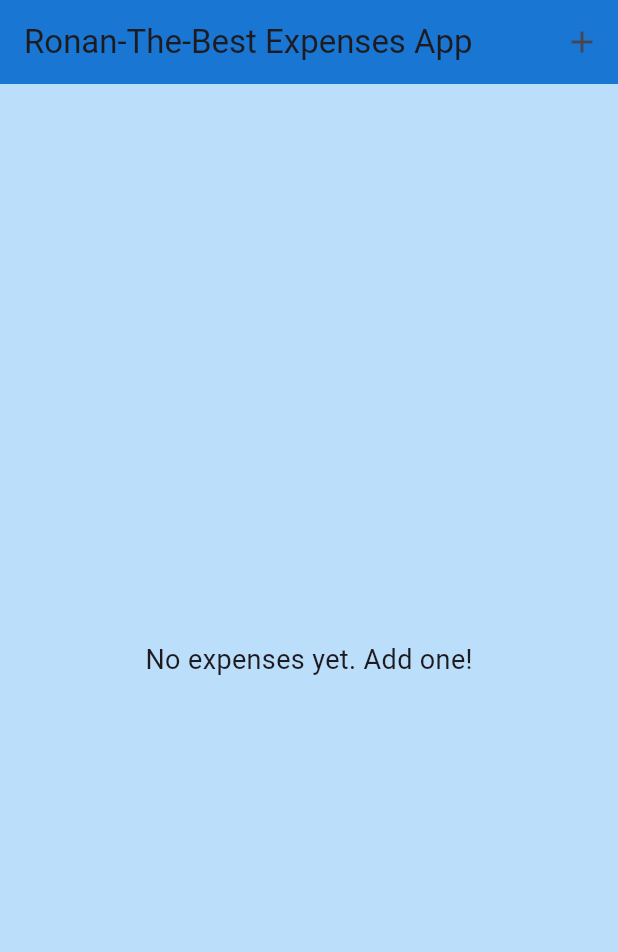
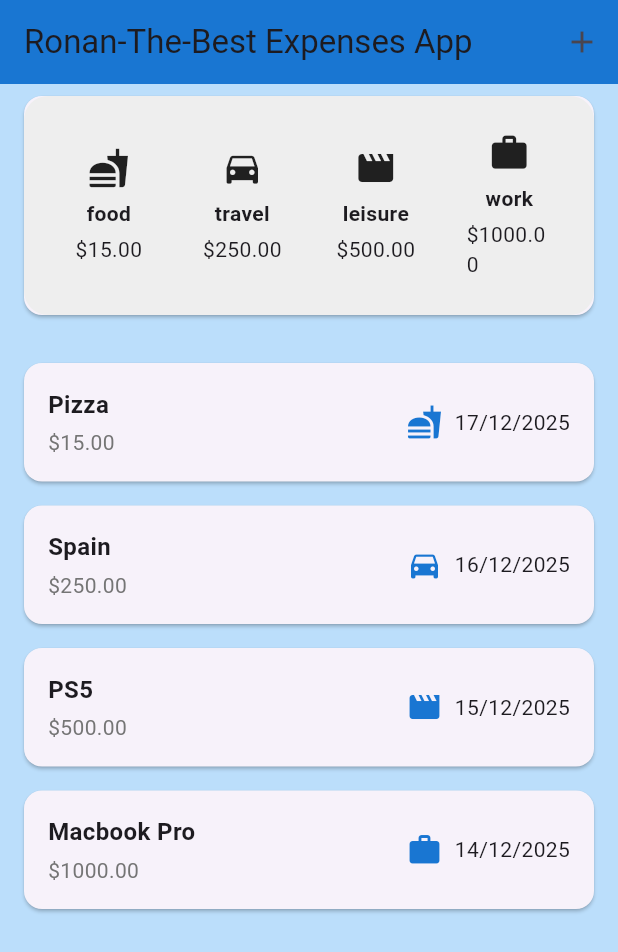
Before and after one commit to norakjed/Dart-Assignments, a Flutter app: the App screen opened directly, on a phone screen of 412 x 824 dp. Shown: the top 952 px of the screen. Run offline on Flutter 3.47's test engine with Material 3 defaults, Android fonts, the phone set to English and light mode, and no system bars.

Commit message:
Submitted assignment W10 expense Tracker

```diff
--- a/first_app/lib/Classwork/Expense_ronan/ui/app.dart
+++ b/first_app/lib/Classwork/Expense_ronan/ui/app.dart
@@ -1,7 +1,8 @@
 import 'package:flutter/material.dart';
 import '../models/expense.dart';
 import 'expenses/expense_form.dart';
-import 'expenses/expenses.dart';
+import 'expenses/expense_list.dart';
+import 'expenses/expense_category.dart';
 
 class App extends StatefulWidget {
   const App({super.key});
@@ -11,7 +12,33 @@ class App extends StatefulWidget {
 }
 
 class _AppState extends State<App> {
-  final List<Expense> _expenses = [];  // ← Store expenses here
+  final List<Expense> _expenses = [
+    Expense(
+      title: 'Pizza',
+      amount: 15.00,
+      date: DateTime.now().subtract(const Duration(days: 1)),
+      category: Category.food,
+    ),
+    Expense(
+      title: 'Spain',
+      amount: 250.00,
+      date: DateTime.now().subtract(const Duration(days: 2)),
+      category: Category.travel,
+    ),
+    Expense(
+      title: 'PS5',
+      amount: 500.00,
+      date: DateTime.now().subtract(const Duration(days: 3)),
+      category: Category.leisure,
+    ),
+    Expense(
+      title: 'Macbook Pro',
+      amount: 1000.00,
+      date: DateTime.now().subtract(const Duration(days: 4)),
+      category: Category.work,
+    ),
+  ];
+  //  Store expenses
 
   // Add new expense to the list
   void _addExpense(Expense newExpense) {
@@ -23,10 +50,30 @@ class _AppState extends State<App> {
   // Open the expense form modal
   void onAddClicked(BuildContext context) {
     showModalBottomSheet(
-      isScrollControlled: true,  // ← Allow keyboard to show properly
+      isScrollControlled: true, //  Allow keyboard to show properly
       context: context,
       builder: (ctx) => ExpenseForm(
-        onExpenseCreated: _addExpense,  // ← Pass callback
+        onExpenseCreated: _addExpense, //  Pass callback
+      ),
+    );
+  }
+
+  void _onExpenseDismissed(int index) {
+    final removedExpense = _expenses[index];
+    setState(() {
+      _expenses.removeAt(index);
+    });
+    ScaffoldMessenger.of(context).showSnackBar(
+      SnackBar(
+        content: const Text('Expense deleted'),
+        action: SnackBarAction(
+          label: 'Undo',
+          onPressed: () {
+            setState(() {
+              _expenses.insert(index, removedExpense);
+            });
+          },
+        ),
       ),
     );
   }
@@ -38,14 +85,25 @@ class _AppState extends State<App> {
       appBar: AppBar(
         actions: [
           IconButton(
-            onPressed: () => onAddClicked(context),  // ← Remove unnecessary {}
+            onPressed: () => onAddClicked(context),
             icon: const Icon(Icons.add),
           ),
         ],
         backgroundColor: Colors.blue[700],
         title: const Text('Ronan-The-Best Expenses App'),
       ),
-      body: ExpensesView(expenses: _expenses),  // ← Pass expenses
+      body: Column(
+        children: [
+          CategoryCardRow(expenses: _expenses),
+          const SizedBox(height: 16),
+          Expanded(
+            child: ExpensesList(
+              expenses: _expenses,
+              onDismissed: _onExpenseDismissed,
+            ),
+          ),
+        ],
+      ),
     );
   }
 }
--- /dev/null
+++ b/first_app/lib/Classwork/Expense_ronan/ui/expenses/expense_category.dart
@@ -0,0 +1,93 @@
+import 'package:flutter/material.dart';
+import '../../models/expense.dart';
+
+class ExpenseCategory extends StatelessWidget {
+  final Category category;
+  final double total;
+
+  const ExpenseCategory({
+    super.key,
+    required this.category,
+    required this.total,
+  });
+
+  IconData getIcon(Category category) {
+    switch (category) {
+      case Category.food:
+        return Icons.fastfood;
+      case Category.travel:
+        return Icons.directions_car;
+      case Category.leisure:
+        return Icons.movie;
+      case Category.work:
+        return Icons.work;
+    }
+  }
+
+  IconData get icon => getIcon(category);
+
+  @override
+  Widget build(BuildContext context) {
+    return Container(
+      padding: const EdgeInsets.all(12),
+      child: Column(
+        children: [
+          Icon(icon, size: 28),
+          const SizedBox(height: 6),
+          Text(
+            category.name,
+            style: const TextStyle(fontWeight: FontWeight.bold),
+          ),
+          const SizedBox(height: 4),
+          Text(
+            '\$${total.toStringAsFixed(2)}',
+            style: const TextStyle(fontSize: 14),
+          ),
+        ],
+      ),
+    );
+  }
+}
+
+class CategoryCardRow extends StatelessWidget {
+  final List<Expense> expenses;
+
+  const CategoryCardRow({super.key, required this.expenses});
+
+  double _calculateTotal(Category type) {
+    double sum = 0;
+    for (var expense in expenses) {
+      if (expense.category == type) {
+        sum += expense.amount;
+      }
+    }
+    return sum;
+  }
+
+  @override
+  Widget build(BuildContext context) {
+    return Card(
+      margin: const EdgeInsets.symmetric(horizontal: 16, vertical: 8),
+      child: Container(
+        padding: const EdgeInsets.all(12),
+        decoration: BoxDecoration(
+          color: Colors.grey.shade200,
+          borderRadius: BorderRadius.circular(16),
+        ),
+        child: Row(
+          children: Category.values.map((type) {
+            return Expanded(
+              child: Padding(
+                padding: const EdgeInsets.symmetric(horizontal: 4),
+                child: ExpenseCategory(
+                  category: type,
+                  total: _calculateTotal(type),
+                ),
+              ),
+            );
+          }).toList(),
+        ),
+      ),
+    );
+  }
+}
--- a/first_app/lib/Classwork/Expense_ronan/ui/expenses/expense_form.dart
+++ b/first_app/lib/Classwork/Expense_ronan/ui/expenses/expense_form.dart
@@ -17,7 +17,7 @@ class _ExpenseFormState extends State<ExpenseForm> {
   DateTime date = DateTime.now();
 
   void onCreate() {
-    // 1 - Create the new expense
+    // Create the new expense
     final title = _titleController.text.trim();
     final amountText = _amountController.text.trim();
     final amount = double.tryParse(amountText);
@@ -49,10 +49,9 @@ class _ExpenseFormState extends State<ExpenseForm> {
       category: _selectedCategory,
     );
 
-    // 2  - Forward the new expense to the parent
+    // Forward the new expense to the parent
     widget.onExpenseCreated(newExpense);
 
-    // 3- Close the modal
     Navigator.pop(context);
   }
 
--- a/first_app/lib/Classwork/Expense_ronan/ui/expenses/expenses.dart
+++ b/first_app/lib/Classwork/Expense_ronan/ui/expenses/expense_item.dart
@@ -1,50 +1,12 @@
 import 'package:flutter/material.dart';
 import '../../models/expense.dart';
+import 'expense_category.dart';
 
-class ExpensesView extends StatelessWidget {  // ← Changed to StatelessWidget
-  final List<Expense> expenses;  // ← Add this parameter
-
-  const ExpensesView({
-    super.key,
-    required this.expenses,  // ← Add this
-  });
-
-  @override
-  Widget build(BuildContext context) {
-    return expenses.isEmpty
-        ? const Center(
-            child: Text(
-              'No expenses yet. Add one!',
-              style: TextStyle(fontSize: 18),
-            ),
-          )
-        : ListView.builder(
-            itemCount: expenses.length,
-            itemBuilder: (context, index) => ExpenseItem(
-              expense: expenses[index],
-            ),
-          );
-  }
-}
-
-// ExpenseItem widget (keep as is or update)
+// ExpenseItem widget
 class ExpenseItem extends StatelessWidget {
   const ExpenseItem({super.key, required this.expense});
 
   final Expense expense;
-
-  IconData get expenseIcon {
-    switch (expense.category) {
-      case Category.food:
-        return Icons.restaurant;
-      case Category.travel:
-        return Icons.flight;
-      case Category.leisure:
-        return Icons.movie;
-      case Category.work:
-        return Icons.work;
-    }
-  }
 
   String get expenseDate {
     return "${expense.date.day}/${expense.date.month}/${expense.date.year}";
@@ -71,16 +33,17 @@ class ExpenseItem extends StatelessWidget {
                 const SizedBox(height: 4),
                 Text(
                   '\$${expense.amount.toStringAsFixed(2)}',
-                  style: TextStyle(
-                    color: Colors.grey[600],
-                  ),
+                  style: TextStyle(color: Colors.grey[600]),
                 ),
               ],
             ),
             const Spacer(),
             Row(
               children: [
-                Icon(expenseIcon, color: Colors.blue[700]),
+                Icon(
+                  ExpenseCategory(category: expense.category, total: 0).icon,
+                  color: Colors.blue[700],
+                ),
                 const SizedBox(width: 8),
                 Text(expenseDate),
               ],
--- /dev/null
+++ b/first_app/lib/Classwork/Expense_ronan/ui/expenses/expense_list.dart
@@ -0,0 +1,43 @@
+import 'package:flutter/material.dart';
+import '../../models/expense.dart';
+import 'expense_item.dart';
+
+class ExpensesList extends StatelessWidget {
+  final List<Expense> expenses;
+  final void Function(int index) onDismissed;
+
+  const ExpensesList({
+    super.key,
+    required this.expenses,
+    required this.onDismissed,
+  });
+
+  @override
+  Widget build(BuildContext context) {
+    return expenses.isEmpty
+        ? const Center(
+            child: Text(
+              'No expenses yet. Add one!',
+              style: TextStyle(fontSize: 18),
+            ),
+          )
+        : ListView.builder(
+            itemCount: expenses.length,
+            itemBuilder: (context, index) => Dismissible(
+              key: ValueKey(expenses[index]), // Unique key for each item
+              direction:
+                  DismissDirection.endToStart, // Swipe from right to left
+              background: Container(
+                color: Colors.red,
+                alignment: Alignment.centerRight,
+                padding: const EdgeInsets.only(right: 20),
+                child: const Icon(Icons.delete, color: Colors.white),
+              ),
+              onDismissed: (direction) {
+                onDismissed(index); // Call the callback to handle removal
+              },
+              child: ExpenseItem(expense: expenses[index]),
+            ),
+          );
+  }
+}
```
